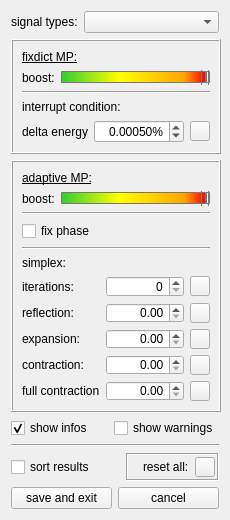
Above: examples/matchingPursuit/settingwindow.ui from mne-tools/mne-cpp before the change. Below: the same form after it.
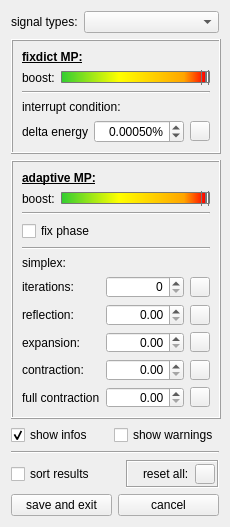
That is the form after the change. Icons and pictures are not drawn.

```diff
--- a/examples/matchingPursuit/settingwindow.ui
+++ b/examples/matchingPursuit/settingwindow.ui
@@ -7,7 +7,7 @@
     <x>0</x>
     <y>0</y>
     <width>230</width>
-    <height>520</height>
+    <height>527</height>
    </rect>
   </property>
   <property name="sizePolicy">
@@ -19,7 +19,7 @@
   <property name="minimumSize">
    <size>
     <width>230</width>
-    <height>520</height>
+    <height>527</height>
    </size>
   </property>
   <property name="maximumSize">
@@ -96,6 +96,9 @@
          <widget class="QLabel" name="l_adaptiveMP_settings">
           <property name="font">
            <font>
+            <pointsize>9</pointsize>
+            <weight>75</weight>
+            <bold>true</bold>
             <underline>true</underline>
            </font>
           </property>
@@ -592,6 +595,9 @@
           </property>
           <property name="font">
            <font>
+            <pointsize>9</pointsize>
+            <weight>75</weight>
+            <bold>true</bold>
             <underline>true</underline>
            </font>
           </property>
```
